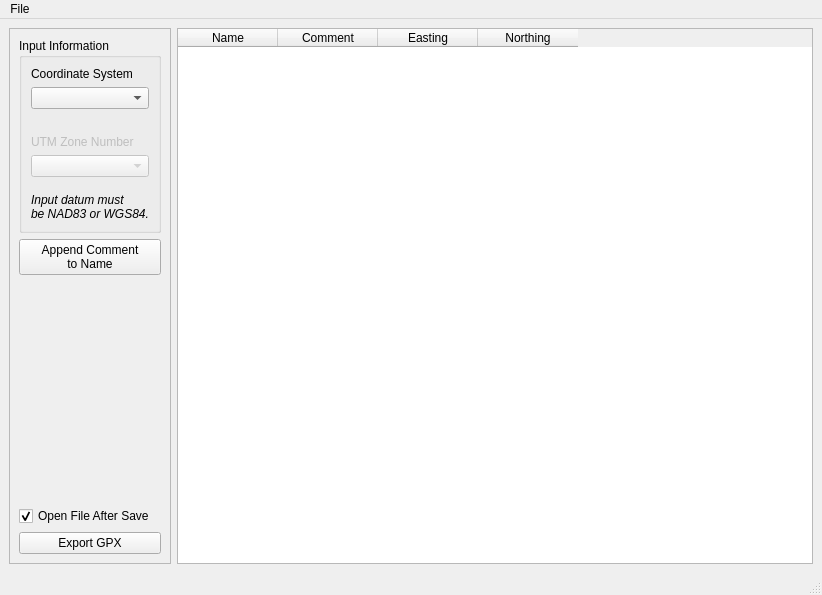
First picture: the form in src/qt_ui/gpx_creator.ui, repository Eric-Meunier/Processor-Suite, before the edit.
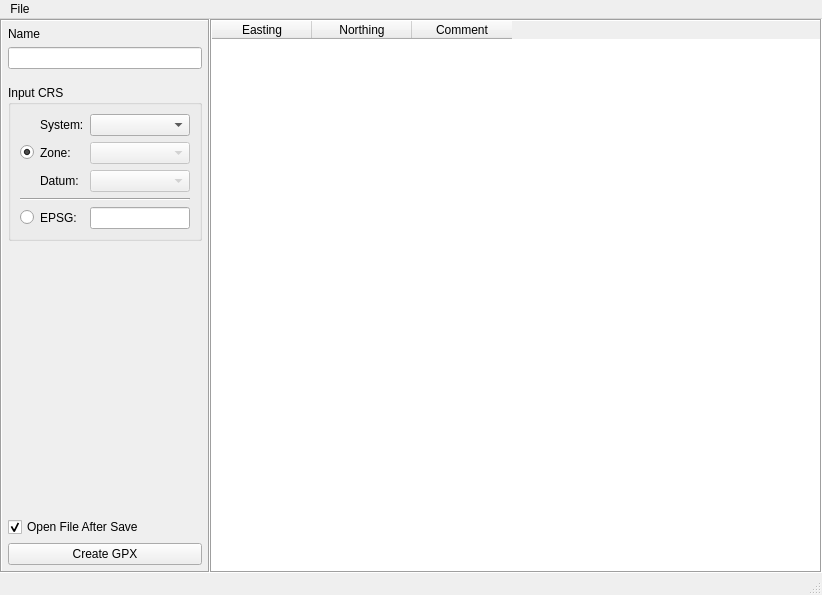
Second picture: the form after the edit.

Commit message: Created GPS conversion widget and updated GPX Creator.

```diff
--- a/src/qt_ui/gpx_creator.ui
+++ b/src/qt_ui/gpx_creator.ui
@@ -15,22 +15,118 @@
   </property>
   <widget class="QWidget" name="centralwidget">
    <layout class="QGridLayout" name="gridLayout">
+    <property name="leftMargin">
+     <number>0</number>
+    </property>
+    <property name="topMargin">
+     <number>0</number>
+    </property>
+    <property name="rightMargin">
+     <number>0</number>
+    </property>
+    <property name="bottomMargin">
+     <number>0</number>
+    </property>
+    <property name="spacing">
+     <number>0</number>
+    </property>
     <item row="0" column="0">
      <widget class="QFrame" name="frame">
       <property name="frameShape">
-       <enum>QFrame::StyledPanel</enum>
+       <enum>QFrame::Box</enum>
       </property>
       <property name="frameShadow">
-       <enum>QFrame::Raised</enum>
+       <enum>QFrame::Sunken</enum>
       </property>
       <layout class="QVBoxLayout" name="verticalLayout">
+       <property name="leftMargin">
+        <number>6</number>
+       </property>
+       <property name="topMargin">
+        <number>6</number>
+       </property>
+       <property name="rightMargin">
+        <number>6</number>
+       </property>
+       <property name="bottomMargin">
+        <number>6</number>
+       </property>
+       <item>
+        <widget class="QLabel" name="label_4">
+         <property name="text">
+          <string>Name</string>
+         </property>
+        </widget>
+       </item>
+       <item>
+        <widget class="QLineEdit" name="name_edit">
+         <property name="sizePolicy">
+          <sizepolicy hsizetype="Preferred" vsizetype="Fixed">
+           <horstretch>0</horstretch>
+           <verstretch>0</verstretch>
+          </sizepolicy>
+         </property>
+        </widget>
+       </item>
+       <item>
+        <spacer name="verticalSpacer_2">
+         <property name="orientation">
+          <enum>Qt::Vertical</enum>
+         </property>
+         <property name="sizeType">
+          <enum>QSizePolicy::Fixed</enum>
+         </property>
+         <property name="sizeHint" stdset="0">
+          <size>
+           <width>20</width>
+           <height>10</height>
+          </size>
+         </property>
+        </spacer>
+       </item>
        <item>
         <widget class="QGroupBox" name="groupBox">
          <property name="title">
-          <string>Input Information</string>
+          <string>Input CRS</string>
          </property>
-         <layout class="QVBoxLayout" name="verticalLayout_2">
-          <item>
+         <layout class="QGridLayout" name="gridLayout_2">
+          <item row="1" column="2">
+           <widget class="QComboBox" name="gps_system_cbox">
+            <property name="minimumSize">
+             <size>
+              <width>80</width>
+              <height>0</height>
+             </size>
+            </property>
+           </widget>
+          </item>
+          <item row="3" column="2">
+           <widget class="QComboBox" name="gps_zone_cbox">
+            <property name="enabled">
+             <bool>false</bool>
+            </property>
+            <property name="minimumSize">
+             <size>
+              <width>80</width>
+              <height>0</height>
+             </size>
+            </property>
+           </widget>
+          </item>
+          <item row="4" column="2">
+           <widget class="QComboBox" name="gps_datum_cbox">
+            <property name="enabled">
+             <bool>false</bool>
+            </property>
+            <property name="minimumSize">
+             <size>
+              <width>80</width>
+              <height>0</height>
+             </size>
+            </property>
+           </widget>
+          </item>
+          <item row="1" column="1">
            <widget class="QLabel" name="label">
             <property name="sizePolicy">
              <sizepolicy hsizetype="Preferred" vsizetype="Maximum">
@@ -39,102 +135,77 @@
              </sizepolicy>
             </property>
             <property name="text">
-             <string>Coordinate System</string>
+             <string>System:</string>
             </property>
            </widget>
           </item>
-          <item>
-           <widget class="QComboBox" name="system_box">
-            <item>
-             <property name="text">
-              <string/>
-             </property>
-            </item>
-            <item>
-             <property name="text">
-              <string>UTM</string>
-             </property>
-            </item>
-            <item>
-             <property name="text">
-              <string>Lat/Lon</string>
-             </property>
-            </item>
-           </widget>
-          </item>
-          <item>
-           <spacer name="verticalSpacer_2">
-            <property name="orientation">
-             <enum>Qt::Vertical</enum>
-            </property>
-            <property name="sizeType">
-             <enum>QSizePolicy::Fixed</enum>
-            </property>
-            <property name="sizeHint" stdset="0">
-             <size>
-              <width>20</width>
-              <height>20</height>
-             </size>
-            </property>
-           </spacer>
-          </item>
-          <item>
+          <item row="3" column="1">
            <widget class="QLabel" name="zone_number_label">
             <property name="enabled">
-             <bool>false</bool>
+             <bool>true</bool>
             </property>
             <property name="text">
-             <string>UTM Zone Number</string>
+             <string>Zone:</string>
             </property>
            </widget>
           </item>
-          <item>
-           <widget class="QComboBox" name="zone_number_box">
-            <property name="enabled">
-             <bool>false</bool>
-            </property>
-           </widget>
-          </item>
-          <item>
-           <spacer name="verticalSpacer_5">
-            <property name="orientation">
-             <enum>Qt::Vertical</enum>
-            </property>
-            <property name="sizeType">
-             <enum>QSizePolicy::Fixed</enum>
-            </property>
-            <property name="sizeHint" stdset="0">
-             <size>
-              <width>20</width>
-              <height>10</height>
-             </size>
-            </property>
-           </spacer>
-          </item>
-          <item>
+          <item row="4" column="1">
            <widget class="QLabel" name="label_2">
-            <property name="font">
-             <font>
-              <italic>true</italic>
-             </font>
+            <property name="text">
+             <string>Datum:</string>
             </property>
+           </widget>
+          </item>
+          <item row="6" column="2">
+           <widget class="QLineEdit" name="epsg_edit">
+            <property name="sizePolicy">
+             <sizepolicy hsizetype="Maximum" vsizetype="Fixed">
+              <horstretch>0</horstretch>
+              <verstretch>0</verstretch>
+             </sizepolicy>
+            </property>
+            <property name="maximumSize">
+             <size>
+              <width>100</width>
+              <height>16777215</height>
+             </size>
+            </property>
+           </widget>
+          </item>
+          <item row="6" column="0">
+           <widget class="QRadioButton" name="epsg_rbtn">
             <property name="text">
-             <string>Input datum must
-be NAD83 or WGS84.</string>
+             <string/>
+            </property>
+           </widget>
+          </item>
+          <item row="6" column="1">
+           <widget class="QLabel" name="label_3">
+            <property name="text">
+             <string>EPSG:</string>
+            </property>
+           </widget>
+          </item>
+          <item row="3" column="0">
+           <widget class="QRadioButton" name="crs_rbtn">
+            <property name="text">
+             <string/>
+            </property>
+            <property name="checked">
+             <bool>true</bool>
+            </property>
+           </widget>
+          </item>
+          <item row="5" column="0" colspan="3">
+           <widget class="Line" name="line">
+            <property name="orientation">
+             <enum>Qt::Horizontal</enum>
             </property>
            </widget>
           </item>
          </layout>
         </widget>
        </item>
-       <item>
-        <widget class="QPushButton" name="auto_name_btn">
-         <property name="text">
-          <string>Append Comment
-to Name</string>
-         </property>
-        </widget>
-       </item>
        <item>
         <spacer name="verticalSpacer">
          <property name="orientation">
@@ -161,7 +232,7 @@
        <item>
         <widget class="QPushButton" name="export_gpx_btn">
          <property name="text">
-          <string>Export GPX</string>
+          <string>Create GPX</string>
          </property>
          <property name="checkable">
           <bool>false</bool>
@@ -176,6 +247,9 @@
     </item>
     <item row="0" column="1">
      <widget class="QTableWidget" name="table">
+      <property name="frameShape">
+       <enum>QFrame::Box</enum>
+      </property>
       <property name="alternatingRowColors">
        <bool>false</bool>
       </property>
@@ -188,16 +262,6 @@
       <property name="sortingEnabled">
        <bool>true</bool>
       </property>
-      <column>
-       <property name="text">
-        <string>Name</string>
-       </property>
-      </column>
-      <column>
-       <property name="text">
-        <string>Comment</string>
-       </property>
-      </column>
       <column>
        <property name="text">
         <string>Easting</string>
@@ -208,6 +272,11 @@
         <string>Northing</string>
        </property>
       </column>
+      <column>
+       <property name="text">
+        <string>Comment</string>
+       </property>
+      </column>
      </widget>
     </item>
    </layout>
```
Left out of the diff: 12 changed lines with no effect on the pictures. The commit also changes 12 other files.
